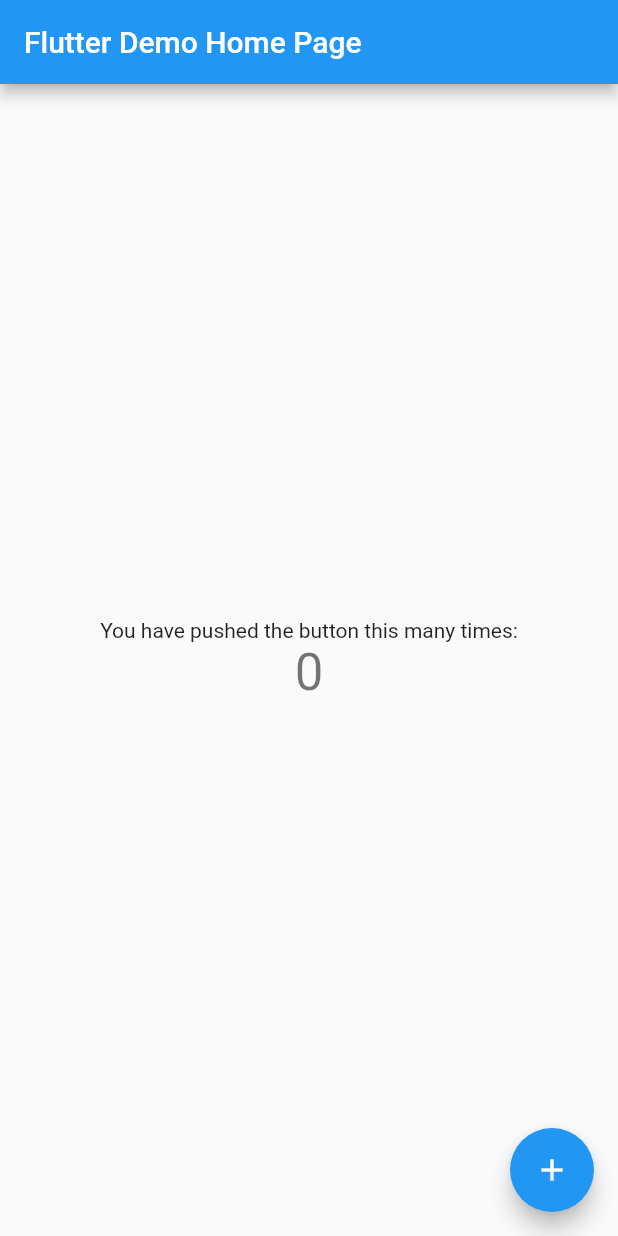
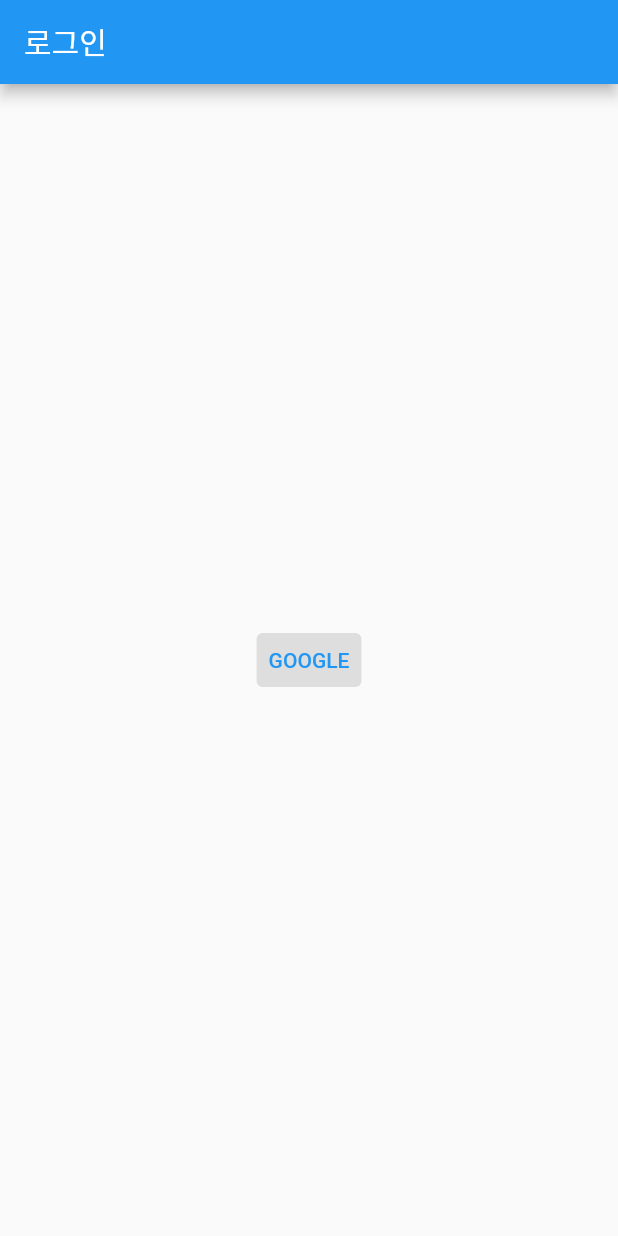
Before and after one commit to Leonamin/flutter_study, a Flutter app: the screen it shows after launch, on a phone screen of 412 x 824 dp. Run offline on Flutter 3.47's test engine with Material 2 defaults, Android fonts, the phone set to English and light mode, and no system bars; our stand-ins replace carousel_slider, firebase_auth, firebase_core, flutter_secure_storage, flutter_svg, google_sign_in; accounts and stored records are empty.

Commit message:
기능 - 구글 로그인 구현

```diff
--- a/flutter_firebase_authentication/lib/main.dart
+++ b/flutter_firebase_authentication/lib/main.dart
@@ -1,5 +1,6 @@
 import 'package:flutter/material.dart';
 import 'package:firebase_core/firebase_core.dart';
+import 'package:flutter_firebase_authentication/src/app.dart';
 import 'firebase_options.dart';
 
 void main() async {
@@ -29,92 +30,7 @@ class MyApp extends StatelessWidget {
         // is not restarted.
         primarySwatch: Colors.blue,
       ),
-      home: const MyHomePage(title: 'Flutter Demo Home Page'),
+      home: App(),
     );
   }
 }
-
-class MyHomePage extends StatefulWidget {
-  const MyHomePage({Key? key, required this.title}) : super(key: key);
-
-  // This widget is the home page of your application. It is stateful, meaning
-  // that it has a State object (defined below) that contains fields that affect
-  // how it looks.
-
-  // This class is the configuration for the state. It holds the values (in this
-  // case the title) provided by the parent (in this case the App widget) and
-  // used by the build method of the State. Fields in a Widget subclass are
-  // always marked "final".
-
-  final String title;
-
-  @override
-  State<MyHomePage> createState() => _MyHomePageState();
-}
-
-class _MyHomePageState extends State<MyHomePage> {
-  int _counter = 0;
-
-  void _incrementCounter() {
-    setState(() {
-      // This call to setState tells the Flutter framework that something has
-      // changed in this State, which causes it to rerun the build method below
-      // so that the display can reflect the updated values. If we changed
-      // _counter without calling setState(), then the build method would not be
-      // called again, and so nothing would appear to happen.
-      _counter++;
-    });
-  }
-
-  @override
-  Widget build(BuildContext context) {
-    // This method is rerun every time setState is called, for instance as done
-    // by the _incrementCounter method above.
-    //
-    // The Flutter framework has been optimized to make rerunning build methods
-    // fast, so that you can just rebuild anything that needs updating rather
-    // than having to individually change instances of widgets.
-    return Scaffold(
-      appBar: AppBar(
-        // Here we take the value from the MyHomePage object that was created by
-        // the App.build method, and use it to set our appbar title.
-        title: Text(widget.title),
-      ),
-      body: Center(
-        // Center is a layout widget. It takes a single child and positions it
-        // in the middle of the parent.
-        child: Column(
-          // Column is also a layout widget. It takes a list of children and
-          // arranges them vertically. By default, it sizes itself to fit its
-          // children horizontally, and tries to be as tall as its parent.
-          //
-          // Invoke "debug painting" (press "p" in the console, choose the
-          // "Toggle Debug Paint" action from the Flutter Inspector in Android
-          // Studio, or the "Toggle Debug Paint" command in Visual Studio Code)
-          // to see the wireframe for each widget.
-          //
-          // Column has various properties to control how it sizes itself and
-          // how it positions its children. Here we use mainAxisAlignment to
-          // center the children vertically; the main axis here is the vertical
-          // axis because Columns are vertical (the cross axis would be
-          // horizontal).
-          mainAxisAlignment: MainAxisAlignment.center,
-          children: <Widget>[
-            const Text(
-              'You have pushed the button this many times:',
-            ),
-            Text(
-              '$_counter',
-              style: Theme.of(context).textTheme.headline4,
-            ),
-          ],
-        ),
-      ),
-      floatingActionButton: FloatingActionButton(
-        onPressed: _incrementCounter,
-        tooltip: 'Increment',
-        child: const Icon(Icons.add),
-      ), // This trailing comma makes auto-formatting nicer for build methods.
-    );
-  }
-}
--- /dev/null
+++ b/flutter_firebase_authentication/lib/src/app.dart
@@ -0,0 +1,11 @@
+import 'package:flutter/material.dart';
+import 'package:flutter_firebase_authentication/src/pages/home.dart';
+
+class App extends StatelessWidget {
+  const App({Key? key}) : super(key: key);
+
+  @override
+  Widget build(BuildContext context) {
+    return Home();
+  }
+}
--- /dev/null
+++ b/flutter_firebase_authentication/lib/src/pages/home.dart
@@ -0,0 +1,47 @@
+import 'package:firebase_auth/firebase_auth.dart';
+import 'package:flutter/material.dart';
+import 'package:flutter_firebase_authentication/src/pages/login_widget.dart';
+
+class Home extends StatelessWidget {
+  const Home({Key? key}) : super(key: key);
+
+  AppBar _appBarWidget() {
+    return AppBar(
+      title: const Text("파이어베이스 SNS 로그인"),
+    );
+  }
+
+  Widget _bodyWidget() {
+    return StreamBuilder(
+        stream: FirebaseAuth.instance.authStateChanges(),
+        builder: (BuildContext context, AsyncSnapshot<User?> sanpshot) {
+          if (!sanpshot.hasData) {
+            return LoginWidget();
+          } else {
+            return Center(
+              child: Column(
+                mainAxisAlignment: MainAxisAlignment.center,
+                children: [
+                  Text("HELLO ${sanpshot.data!.displayName}"),
+                  TextButton(
+                    onPressed: FirebaseAuth.instance.signOut,
+                    child: Text("로그아웃"),
+                    style: ButtonStyle(
+                        backgroundColor: MaterialStateProperty.all<Color>(
+                            Colors.grey.withOpacity(0.3))),
+                  )
+                ],
+              ),
+            );
+          }
+        });
+  }
+
+  @override
+  Widget build(BuildContext context) {
+    return Scaffold(
+      // appBar: _appBarWidget(),
+      body: _bodyWidget(),
+    );
+  }
+}
--- /dev/null
+++ b/flutter_firebase_authentication/lib/src/pages/login_widget.dart
@@ -0,0 +1,58 @@
+import 'package:firebase_auth/firebase_auth.dart';
+import 'package:flutter/material.dart';
+import 'package:google_sign_in/google_sign_in.dart';
+
+class LoginWidget extends StatelessWidget {
+  const LoginWidget({Key? key}) : super(key: key);
+
+  AppBar _appBarWidget() {
+    return AppBar(
+      title: const Text("로그인"),
+    );
+  }
+
+  Future<UserCredential> signInWithGoogle() async {
+    // Trigger the authentication flow
+    final GoogleSignInAccount? googleUser = await GoogleSignIn().signIn();
+
+    // Obtain the auth details from the request
+    final GoogleSignInAuthentication? googleAuth =
+        await googleUser?.authentication;
+
+    // Create a new credential
+    final credential = GoogleAuthProvider.credential(
+      accessToken: googleAuth?.accessToken,
+      idToken: googleAuth?.idToken,
+    );
+
+    // Once signed in, return the UserCredential
+    return await FirebaseAuth.instance.signInWithCredential(credential);
+  }
+
+  Widget _bodyWidget() {
+    return Center(
+      child: Column(
+        mainAxisAlignment: MainAxisAlignment.center,
+        children: [
+          TextButton(
+            onPressed: () {
+              signInWithGoogle();
+            },
+            child: Text("GOOGLE"),
+            style: ButtonStyle(
+                backgroundColor: MaterialStateProperty.all<Color>(
+                    Colors.grey.withOpacity(0.3))),
+          )
+        ],
+      ),
+    );
+  }
+
+  @override
+  Widget build(BuildContext context) {
+    return Scaffold(
+      appBar: _appBarWidget(),
+      body: _bodyWidget(),
+    );
+  }
+}
--- a/flutter_firebase_authentication/pubspec.yaml
+++ b/flutter_firebase_authentication/pubspec.yaml
@@ -35,6 +35,8 @@ dependencies:
   # Use with the CupertinoIcons class for iOS style icons.
   cupertino_icons: ^1.0.2
   firebase_core: ^1.24.0
+  firebase_auth: ^3.11.2
+  google_sign_in: ^5.4.2
 
 dev_dependencies:
   flutter_test:
```
Also changed, not shown: flutter_firebase_authentication/pubspec.lock, 3 other files.
